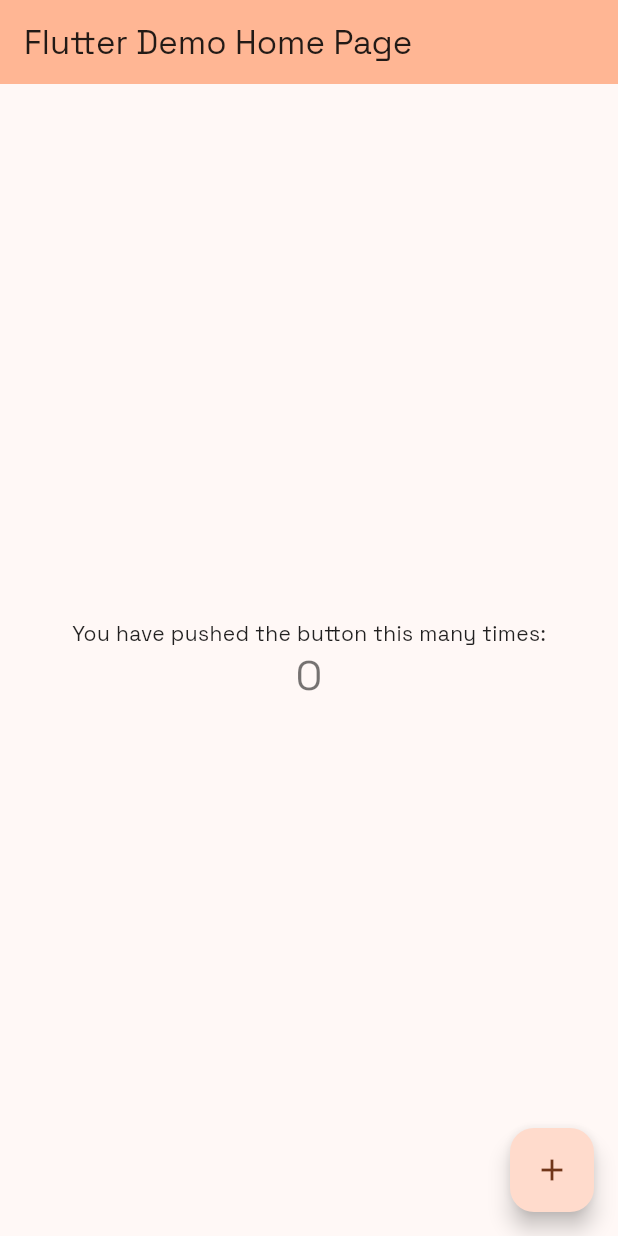
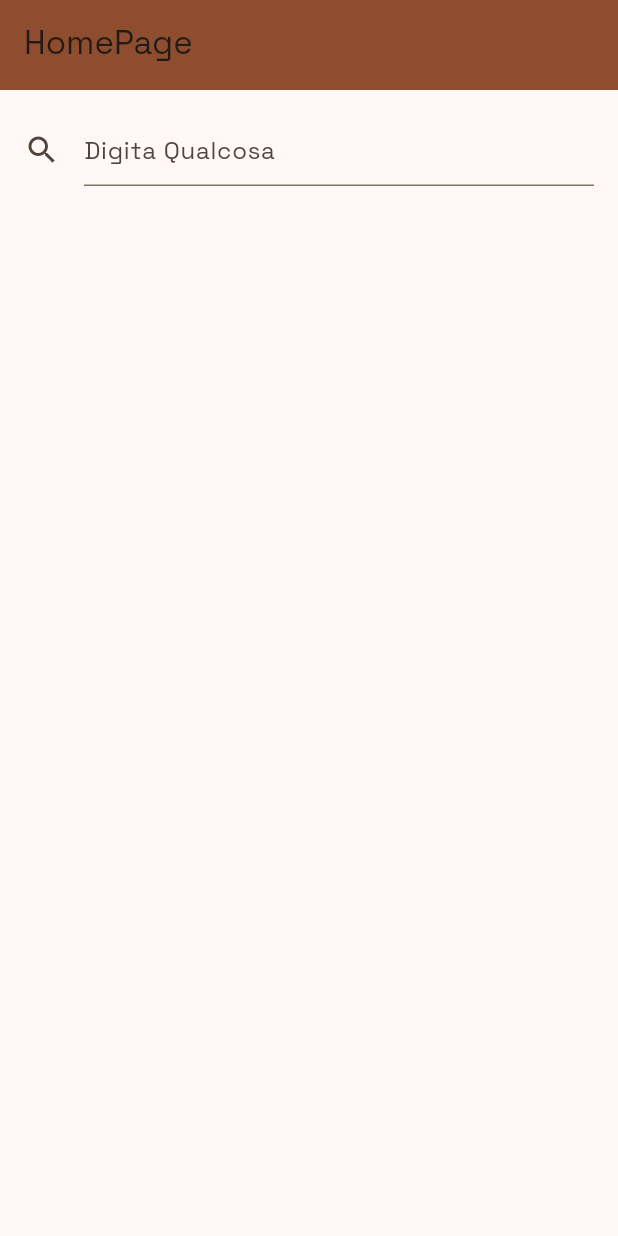
Before and after one commit to TheLiux/flutter_hands_on, a Flutter app: the screen it shows after launch, on a phone screen of 412 x 824 dp. Run offline on Flutter 3.47's test engine with Material 2 defaults, Android fonts, the phone set to English and light mode, and no system bars; our stand-ins replace google_fonts.

Commit message:
feat: created homepage

```diff
--- a/lib/main.dart
+++ b/lib/main.dart
@@ -1,4 +1,5 @@
 import 'package:flutter/material.dart';
+import 'package:flutter_hands_on/presentation/homepage/homepage.dart';
 import 'package:google_fonts/google_fonts.dart';
 
 void main() {
@@ -19,95 +20,7 @@ class MyApp extends StatelessWidget {
         textTheme: GoogleFonts.spaceGroteskTextTheme(),
         useMaterial3: true,
       ),
-      home: const MyHomePage(title: 'Flutter Demo Home Page'),
+      home: const HomePage(),
     );
   }
 }
-
-class MyHomePage extends StatefulWidget {
-  const MyHomePage({super.key, required this.title});
-
-  // This widget is the home page of your application. It is stateful, meaning
-  // that it has a State object (defined below) that contains fields that affect
-  // how it looks.
-
-  // This class is the configuration for the state. It holds the values (in this
-  // case the title) provided by the parent (in this case the App widget) and
-  // used by the build method of the State. Fields in a Widget subclass are
-  // always marked "final".
-
-  final String title;
-
-  @override
-  State<MyHomePage> createState() => _MyHomePageState();
-}
-
-class _MyHomePageState extends State<MyHomePage> {
-  int _counter = 0;
-
-  void _incrementCounter() {
-    setState(() {
-      // This call to setState tells the Flutter framework that something has
-      // changed in this State, which causes it to rerun the build method below
-      // so that the display can reflect the updated values. If we changed
-      // _counter without calling setState(), then the build method would not be
-      // called again, and so nothing would appear to happen.
-      _counter++;
-    });
-  }
-
-  @override
-  Widget build(BuildContext context) {
-    // This method is rerun every time setState is called, for instance as done
-    // by the _incrementCounter method above.
-    //
-    // The Flutter framework has been optimized to make rerunning build methods
-    // fast, so that you can just rebuild anything that needs updating rather
-    // than having to individually change instances of widgets.
-    return Scaffold(
-      appBar: AppBar(
-        // TRY THIS: Try changing the color here to a specific color (to
-        // Colors.amber, perhaps?) and trigger a hot reload to see the AppBar
-        // change color while the other colors stay the same.
-        backgroundColor: Theme.of(context).colorScheme.inversePrimary,
-        // Here we take the value from the MyHomePage object that was created by
-        // the App.build method, and use it to set our appbar title.
-        title: Text(widget.title),
-      ),
-      body: Center(
-        // Center is a layout widget. It takes a single child and positions it
-        // in the middle of the parent.
-        child: Column(
-          // Column is also a layout widget. It takes a list of children and
-          // arranges them vertically. By default, it sizes itself to fit its
-          // children horizontally, and tries to be as tall as its parent.
-          //
-          // Column has various properties to control how it sizes itself and
-          // how it positions its children. Here we use mainAxisAlignment to
-          // center the children vertically; the main axis here is the vertical
-          // axis because Columns are vertical (the cross axis would be
-          // horizontal).
-          //
-          // TRY THIS: Invoke "debug painting" (choose the "Toggle Debug Paint"
-          // action in the IDE, or press "p" in the console), to see the
-          // wireframe for each widget.
-          mainAxisAlignment: MainAxisAlignment.center,
-          children: <Widget>[
-            const Text(
-              'You have pushed the button this many times:',
-            ),
-            Text(
-              '$_counter',
-              style: Theme.of(context).textTheme.headlineMedium,
-            ),
-          ],
-        ),
-      ),
-      floatingActionButton: FloatingActionButton(
-        onPressed: _incrementCounter,
-        tooltip: 'Increment',
-        child: const Icon(Icons.add),
-      ), // This trailing comma makes auto-formatting nicer for build methods.
-    );
-  }
-}
--- /dev/null
+++ b/lib/presentation/core/appbar.dart
@@ -0,0 +1,24 @@
+import 'package:flutter/material.dart';
+
+class CustomAppBar extends StatelessWidget implements PreferredSizeWidget {
+  final String title;
+  final Widget? leading;
+
+  const CustomAppBar({
+    super.key,
+    required this.title,
+    this.leading,
+  });
+
+  @override
+  Widget build(BuildContext context) {
+    return AppBar(
+      backgroundColor: Theme.of(context).colorScheme.primary,
+      leading: leading,
+      title: Text(title),
+    );
+  }
+
+  @override
+  Size get preferredSize => const Size.fromHeight(60);
+}
--- /dev/null
+++ b/lib/presentation/homepage/homepage.dart
@@ -0,0 +1,17 @@
+import 'package:flutter/material.dart';
+import 'package:flutter_hands_on/presentation/core/appbar.dart';
+import 'package:flutter_hands_on/presentation/homepage/widgets/body.dart';
+
+class HomePage extends StatelessWidget {
+  const HomePage({super.key});
+
+  @override
+  Widget build(BuildContext context) {
+    return const Scaffold(
+      appBar: CustomAppBar(
+        title: 'HomePage',
+      ),
+      body: HomePageBody(),
+    );
+  }
+}
--- /dev/null
+++ b/lib/presentation/homepage/widgets/body.dart
@@ -0,0 +1,21 @@
+import 'package:flutter/material.dart';
+import 'package:flutter_hands_on/presentation/homepage/widgets/home_text_field.dart';
+
+class HomePageBody extends StatelessWidget {
+  const HomePageBody({super.key});
+
+  @override
+  Widget build(BuildContext context) {
+    return Padding(
+      padding: const EdgeInsets.all(16.0),
+      child: Column(
+        children: [
+          HomeTextField(
+            hintText: 'Digita Qualcosa',
+            onSubmitted: (value) {},
+          ),
+        ],
+      ),
+    );
+  }
+}
--- /dev/null
+++ b/lib/presentation/homepage/widgets/home_text_field.dart
@@ -0,0 +1,23 @@
+import 'package:flutter/material.dart';
+
+class HomeTextField extends StatelessWidget {
+  final String hintText;
+  final void Function(String value)? onSubmitted;
+
+  const HomeTextField({
+    super.key,
+    required this.hintText,
+    this.onSubmitted,
+  });
+
+  @override
+  Widget build(BuildContext context) {
+    return TextField(
+      decoration: InputDecoration(
+        icon: const Icon(Icons.search),
+        hintText: hintText,
+      ),
+      onSubmitted: onSubmitted,
+    );
+  }
+}
```
